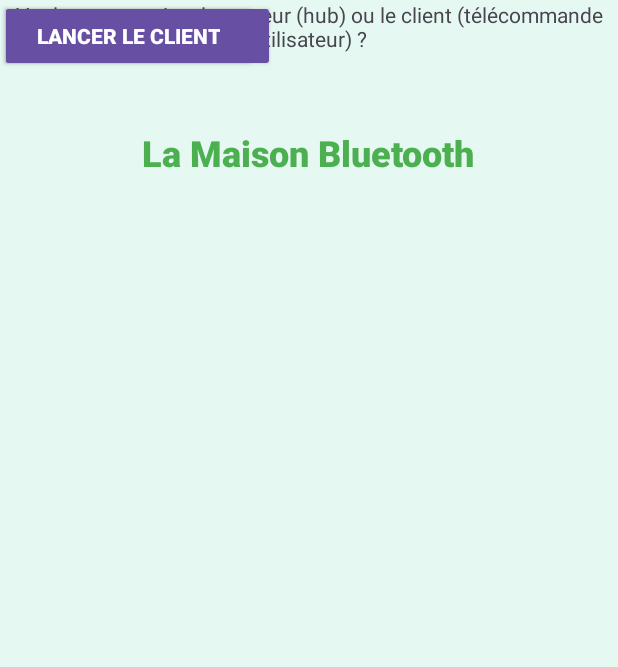
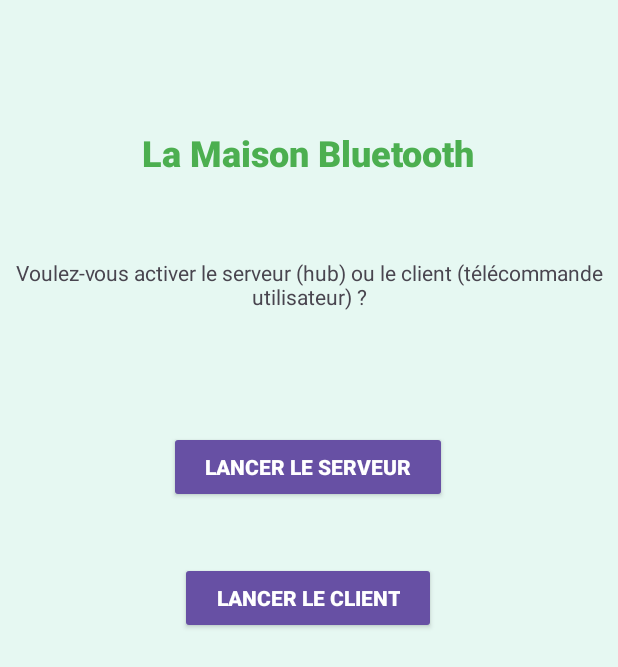
Before and after one commit to medkhoukh/ProjetAndroid, an Android app: the screen it shows after launch (MainActivity), on a phone screen of 412 x 824 dp. Shown: the top 667 px of the screen. Run offline under Robolectric (Android 15) with nearby library versions, the phone set to English and light mode, and no system bars.

Commit message:
ajout des views pour le client et serveur

```diff
--- a/app/src/main/AndroidManifest.xml
+++ b/app/src/main/AndroidManifest.xml
@@ -17,6 +17,12 @@
         android:usesCleartextTraffic="true"
         tools:targetApi="31">
         <activity
+            android:name=".ActivityClient"
+            android:exported="false" />
+        <activity
+            android:name=".ActivityServeur"
+            android:exported="false" />
+        <activity
             android:name=".MainActivity2"
             android:exported="false" />
         <activity
--- a/app/src/main/java/com/example/smarthouseapp2/MainActivity.java
+++ b/app/src/main/java/com/example/smarthouseapp2/MainActivity.java
@@ -41,7 +41,7 @@ public class MainActivity extends AppCompatActivity {
             @Override
             public void onClick(View v) {
                 // Créer un Intent pour ouvrir la deuxième activité
-                Intent intent = new Intent(MainActivity.this, MainActivity2.class);
+                Intent intent = new Intent(MainActivity.this, ActivityServeur.class);
                 startActivity(intent);
             }
         });
@@ -53,7 +53,7 @@ public class MainActivity extends AppCompatActivity {
             @Override
             public void onClick(View v) {
                 // Créer un Intent pour ouvrir la deuxième activité
-                Intent intent = new Intent(MainActivity.this, MainActivity2.class);
+                Intent intent = new Intent(MainActivity.this, ActivityClient.class);
                 startActivity(intent);
             }
         });
--- a/app/src/main/res/layout/activity_main.xml
+++ b/app/src/main/res/layout/activity_main.xml
@@ -28,35 +28,51 @@
         android:layout_width="wrap_content"
         android:layout_height="wrap_content"
         android:layout_marginStart="32dp"
+        android:layout_marginTop="38dp"
         android:layout_marginEnd="32dp"
+        android:layout_marginBottom="32dp"
         android:text="Voulez-vous activer le serveur (hub) ou le client (télécommande utilisateur) ?"
         android:textAlignment="center"
+        app:layout_constraintBottom_toTopOf="@+id/serveur"
         app:layout_constraintEnd_toEndOf="parent"
         app:layout_constraintStart_toStartOf="parent"
-        tools:layout_editor_absoluteY="145dp" />
+        app:layout_constraintTop_toBottomOf="@+id/text" />
 
     <Button
         android:id="@+id/serveur"
         style="@style/Widget.AppCompat.Button"
         android:layout_width="wrap_content"
         android:layout_height="wrap_content"
+        android:layout_marginStart="113dp"
+        android:layout_marginTop="32dp"
+        android:layout_marginEnd="115dp"
+        android:layout_marginBottom="20dp"
         android:backgroundTint="#E1FAF8"
         android:backgroundTintMode="add"
         android:text="LANCER LE SERVEUR"
         android:textColorLink="#E91E63"
-        app:rippleColor="#D9F6F3"
-        tools:layout_editor_absoluteX="112dp"
-        tools:layout_editor_absoluteY="214dp" />
+        android:textStyle="bold"
+        app:layout_constraintBottom_toTopOf="@+id/client"
+        app:layout_constraintEnd_toEndOf="parent"
+        app:layout_constraintStart_toStartOf="parent"
+        app:layout_constraintTop_toBottomOf="@+id/textView"
+        app:rippleColor="#D9F6F3" />
 
     <Button
         android:id="@+id/client"
         style="@style/Widget.AppCompat.Button"
         android:layout_width="wrap_content"
         android:layout_height="wrap_content"
+        android:layout_marginStart="119dp"
+        android:layout_marginTop="4dp"
+        android:layout_marginEnd="121dp"
+        android:layout_marginBottom="385dp"
         android:text="LANCER LE CLIENT"
         android:textColorLink="#37A987"
         android:textStyle="bold"
-        tools:layout_editor_absoluteX="119dp"
-        tools:layout_editor_absoluteY="282dp" />
+        app:layout_constraintBottom_toBottomOf="parent"
+        app:layout_constraintEnd_toEndOf="parent"
+        app:layout_constraintStart_toStartOf="parent"
+        app:layout_constraintTop_toBottomOf="@+id/serveur" />
 
 </androidx.constraintlayout.widget.ConstraintLayout>
```
Also changed, not shown: app/src/main/java/com/example/smarthouseapp2/ActivityClient.java (+6 -1 lines), app/src/main/java/com/example/smarthouseapp2/ActivityServeur.java (+9 -2 lines), app/src/main/res/layout/activity_client.xml (+13 -5 lines), app/src/main/res/layout/activity_serveur.xml (+13 -5 lines).
